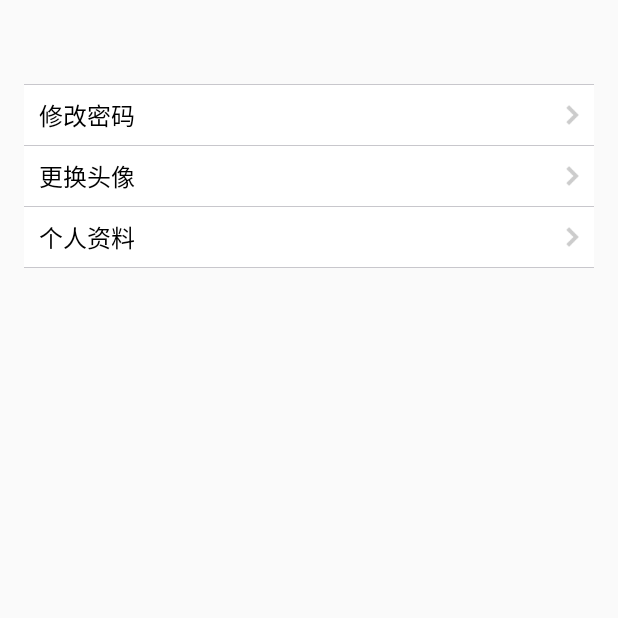
After one commit to G1-HasbiBasith/traveller, an Android app: the SettingActivity screen opened directly, with no data from a screen before it, on a phone screen of 412 x 824 dp, the top half of it. The commit adds this screen. Run offline under Robolectric (Android 15) with nearby library versions, the phone set to English and light mode, and no system bars; network calls fail.

Commit message:
reset password

```diff
--- a/app/src/main/AndroidManifest.xml
+++ b/app/src/main/AndroidManifest.xml
@@ -121,6 +121,8 @@
             android:label="@string/title_activity_reset_password"
             android:theme="@style/AppTheme" >
         </activity>
+        <activity android:name=".ui.activity.SettingActivity" >
+        </activity>
     </application>
 
 </manifest>
--- a/app/src/main/java/com/sigaritus/swu/travel/ui/activity/LoginActivity.java
+++ b/app/src/main/java/com/sigaritus/swu/travel/ui/activity/LoginActivity.java
@@ -377,7 +377,6 @@ public class LoginActivity extends AppCompatActivity implements LoaderCallbacks<
         protected Boolean doInBackground(Void... params) {
             // TODO: attempt authentication against a network service.
 
-            if (isCancelled()) {
                 AVUser.logInInBackground(mEmail, mPassword, new LogInCallback() {
                     public void done(AVUser user, AVException e) {
                         if (e == null) {
@@ -389,7 +388,6 @@ public class LoginActivity extends AppCompatActivity implements LoaderCallbacks<
                     }
                 });
 
-            }
 
             // TODO: register the new account here.
             return true;
--- /dev/null
+++ b/app/src/main/java/com/sigaritus/swu/travel/ui/activity/SettingActivity.java
@@ -0,0 +1,82 @@
+package com.sigaritus.swu.travel.ui.activity;
+
+import android.content.Intent;
+import android.support.v7.app.AppCompatActivity;
+import android.os.Bundle;
+
+import com.sigaritus.swu.travel.R;
+import com.sigaritus.swu.travel.ui.views.settings.SettingView;
+import com.sigaritus.swu.travel.ui.views.settings.entity.SettingData;
+import com.sigaritus.swu.travel.ui.views.settings.entity.SettingViewItemData;
+import com.sigaritus.swu.travel.ui.views.settings.item.BasicItemViewH;
+
+import java.util.ArrayList;
+import java.util.List;
+
+public class SettingActivity extends AppCompatActivity {
+    private SettingView mSettingView = null;
+    private List<SettingViewItemData> mListData = new ArrayList<SettingViewItemData>();
+    private SettingData mItemData = null;
+    @Override
+    protected void onCreate(Bundle savedInstanceState) {
+        super.onCreate(savedInstanceState);
+        setContentView(R.layout.activity_setting);
+
+        mSettingView = (SettingView) findViewById(R.id.user_setting_view);
+        initViews();
+        mSettingView.setOnSettingViewItemClickListener(new SettingView.onSettingViewItemClickListener() {
+
+            @Override
+            public void onItemClick(int index) {
+                // TODO Auto-generated method stub
+                switch (index) {
+                    case 0:
+                        Intent intent = new Intent(SettingActivity.this,ResetPasswordActivity.class);
+                        startActivity(intent);
+                        break;
+                    case 1:
+                        break;
+                    case 2:
+                        break;
+                    default:
+                        break;
+                }
+            }
+        });
+
+
+    }
+
+    private void initViews() {
+        SettingViewItemData mItemViewData = new SettingViewItemData();
+        mItemData = new SettingData();
+        mItemData.setTitle("修改密码");
+
+
+        mItemViewData.setData(mItemData);
+        mItemViewData.setItemView(new BasicItemViewH(SettingActivity.this));
+        mListData.add(mItemViewData);
+
+        mItemViewData = new SettingViewItemData();
+        mItemData = new SettingData();
+        mItemData.setTitle("更换头像");
+
+        mItemViewData.setData(mItemData);
+        mItemViewData.setItemView(new BasicItemViewH(SettingActivity.this));
+        mListData.add(mItemViewData);
+
+        mItemViewData = new SettingViewItemData();
+        mItemData = new SettingData();
+        mItemData.setTitle("个人资料");
+
+
+        mItemViewData.setData(mItemData);
+        mItemViewData.setItemView(new BasicItemViewH(SettingActivity.this));
+        mListData.add(mItemViewData);
+
+
+        mSettingView.setAdapter(mListData);
+
+        mListData =new ArrayList<SettingViewItemData>();
+    }
+}
--- a/app/src/main/java/com/sigaritus/swu/travel/ui/fragment/RecommandFragment.java
+++ b/app/src/main/java/com/sigaritus/swu/travel/ui/fragment/RecommandFragment.java
@@ -109,7 +109,6 @@ public class RecommandFragment extends BaseFragment implements BaseSliderView.On
                     datalist = gson.fromJson(results.toString(), new TypeToken<List<Diary>>() {
                     }.getType());
                     adapter = new DiaryListAdapter(getActivity(),datalist);
-                    ToastUtils.showLong(""+datalist.size());
                     diarylist.setAdapter(adapter);
 
 
--- /dev/null
+++ b/app/src/main/res/layout/activity_setting.xml
@@ -0,0 +1,18 @@
+<?xml version="1.0" encoding="utf-8"?>
+<RelativeLayout xmlns:android="http://schemas.android.com/apk/res/android"
+    xmlns:tools="http://schemas.android.com/tools"
+    android:layout_width="match_parent"
+    android:layout_height="match_parent"
+    xmlns:app="http://schemas.android.com/apk/res-auto"
+    android:paddingLeft="@dimen/activity_horizontal_margin"
+    android:paddingRight="@dimen/activity_horizontal_margin"
+    android:paddingTop="@dimen/activity_vertical_margin"
+    android:paddingBottom="@dimen/activity_vertical_margin"
+    tools:context="com.sigaritus.swu.travel.ui.activity.SettingActivity">
+    <com.sigaritus.swu.travel.ui.views.settings.SettingView
+        android:id="@+id/user_setting_view"
+        android:layout_width="match_parent"
+        android:layout_height="wrap_content"
+        android:layout_marginTop="40dp"
+        app:iOSStyle="false" />
+</RelativeLayout>
--- a/app/src/main/res/values/strings.xml
+++ b/app/src/main/res/values/strings.xml
@@ -45,4 +45,6 @@
     <string name="action_add_tour">发布旅行</string>
     <string name="action_add_friends">添加好友</string>
     <string name="title_activity_reset_password">ResetPasswordActivity</string>
+    <string name="original_password">原密码</string>
+    <string name="new_password">新密码</string>
 </resources>
```
Also changed, not shown: app/src/main/java/com/sigaritus/swu/travel/ui/activity/ResetPasswordActivity.java (+22 -6 lines), app/src/main/java/com/sigaritus/swu/travel/ui/fragment/MineFragment.java (+10 -0 lines), app/src/main/res/layout/activity_reset_password.xml (+51 -15 lines), app/src/main/res/layout/content_reset_password.xml (deleted, +0 -13 lines).
